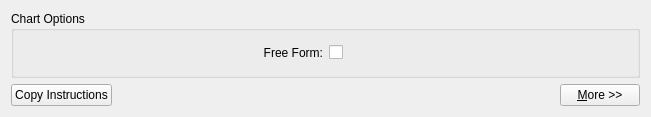
First picture: the form in src/optionsbar.ui, repository iPenguin/CrochetCharts, before the edit.
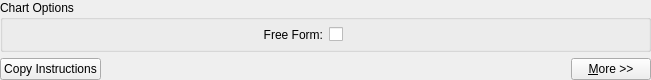
Second picture: the form after the edit.

Commit message: removing padding that is overkill on mac.

What changed in the file:
```diff
--- a/src/optionsbar.ui
+++ b/src/optionsbar.ui
@@ -7,19 +7,25 @@
     <x>0</x>
     <y>0</y>
     <width>651</width>
-    <height>117</height>
+    <height>80</height>
    </rect>
   </property>
   <property name="windowTitle">
    <string>Form</string>
   </property>
   <layout class="QVBoxLayout" name="verticalLayout">
+   <property name="margin">
+    <number>0</number>
+   </property>
    <item>
     <widget class="QGroupBox" name="chartOptionsBox">
      <property name="title">
       <string>Chart Options</string>
      </property>
      <layout class="QGridLayout" name="gridLayout">
+      <property name="margin">
+       <number>0</number>
+      </property>
       <item row="0" column="1">
        <widget class="QCheckBox" name="chartFreeForm">
         <property name="text">
```
